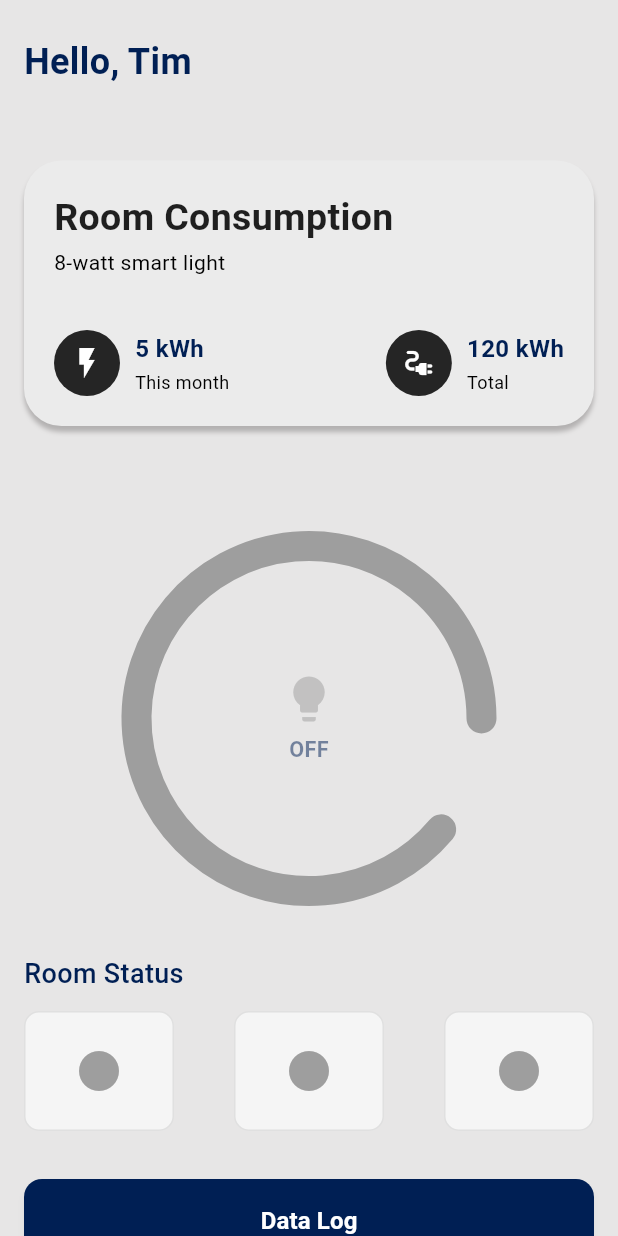
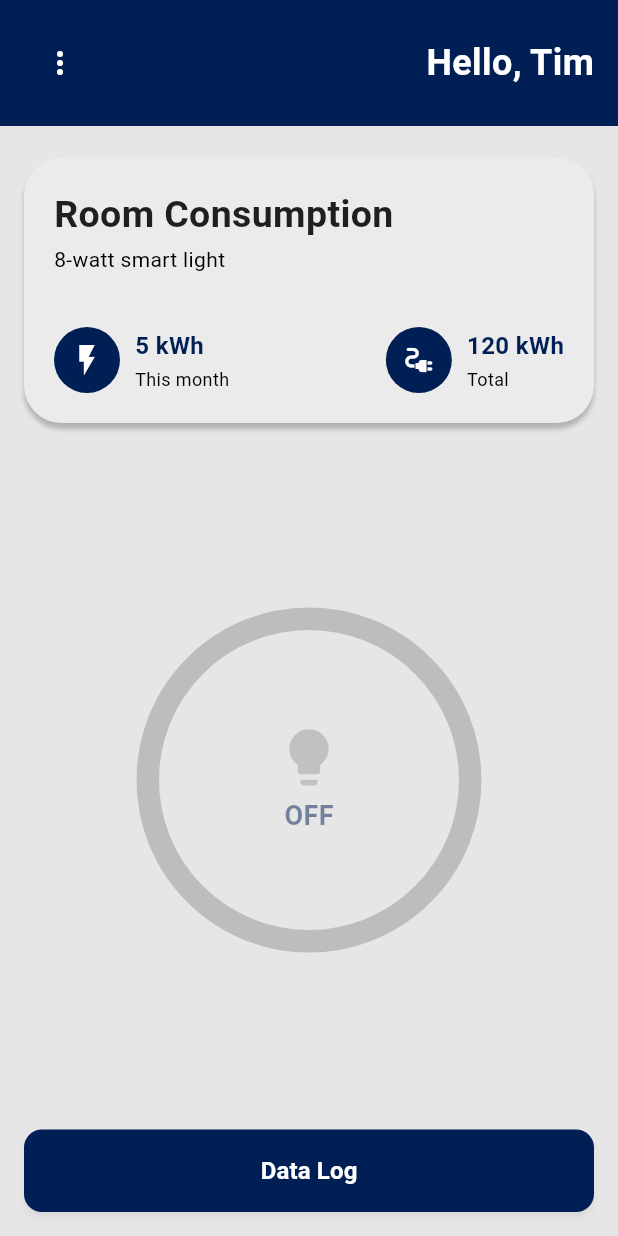
Before and after one commit to TheoAssan/sgt, a Flutter app: the HomePage screen opened directly, after a tap on "ON", on a phone screen of 412 x 824 dp. Run offline on Flutter 3.47's test engine with Material 3 defaults, Android fonts, the phone set to English and light mode, and no system bars; our stand-ins replace animated_splash_screen, icons_plus, lottie.

Commit message:
hp second commit , sidebar included

```diff
--- a/lib/home.dart
+++ b/lib/home.dart
@@ -1,5 +1,9 @@
 import 'package:flutter/material.dart';
 import 'dart:math';
+
+void main() {
+  runApp(const MaterialApp(home: HomePage()));
+}
 
 class HomePage extends StatefulWidget {
   const HomePage({Key? key}) : super(key: key);
@@ -8,76 +12,186 @@ class HomePage extends StatefulWidget {
   State<HomePage> createState() => _HomePageState();
 }
 
-class _HomePageState extends State<HomePage> with SingleTickerProviderStateMixin {
+class _HomePageState extends State<HomePage> with TickerProviderStateMixin {  // Changed to TickerProviderStateMixin
   bool lightIsOn = true;
+  bool _isSidebarOpen = false;
   late AnimationController _controller;
-  late Animation<double> _rotationAnimation;
-  double _currentAngle = 0;
+  late AnimationController _sidebarController;
+  late Animation<double> _sweepAnimation;
+  late Animation<Offset> _sidebarAnimation;
 
   @override
   void initState() {
     super.initState();
-    _controller = AnimationController(vsync: this, duration: const Duration(milliseconds: 800));
-    _rotationAnimation = AlwaysStoppedAnimation(_currentAngle);
+
+    // Initialize light toggle controller and animation
+    _controller = AnimationController(
+      vsync: this,
+      duration: const Duration(milliseconds: 700),
+    );
+    _sweepAnimation = Tween<double>(begin: 1.0, end: 1.0).animate(_controller);
+
+    // Initialize sidebar controller and animation
+    _sidebarController = AnimationController(
+      vsync: this,
+      duration: const Duration(milliseconds: 300),
+    );
+    _sidebarAnimation = Tween<Offset>(
+      begin: const Offset(-1, 0),
+      end: Offset.zero,
+    ).animate(CurvedAnimation(
+      parent: _sidebarController,
+      curve: Curves.easeInOut,
+    ));
+  }
+
+  @override
+  void dispose() {
+    _controller.dispose();
+    _sidebarController.dispose();
+    super.dispose();
   }
 
   void toggleLight() {
-  final targetAngle = lightIsOn ? _currentAngle : _currentAngle + (2 * pi); // full spin when turning ON
+    final newBegin = lightIsOn ? 1.0 : 0.0;
+    final newEnd = lightIsOn ? 0.0 : 1.0;
 
-  _rotationAnimation = Tween<double>(
-    begin: _currentAngle,
-    end: targetAngle,
-  ).animate(CurvedAnimation(parent: _controller, curve: Curves.easeInOut))
-    ..addListener(() {
+    _sweepAnimation = Tween<double>(begin: newBegin, end: newEnd).animate(
+      CurvedAnimation(parent: _controller, curve: Curves.easeInOut),
+    )..addListener(() {
         setState(() {});
-    })
-    ..addStatusListener((status) {
-      if (status == AnimationStatus.completed) {
-        _currentAngle = targetAngle;
-      }
       });
 
     _controller.forward(from: 0);
+
     setState(() {
       lightIsOn = !lightIsOn;
     });
+  }
+
+  void toggleSidebar() {
+    setState(() {
+      _isSidebarOpen = !_isSidebarOpen;
+      if (_isSidebarOpen) {
+        _sidebarController.forward();
+      } else {
+        _sidebarController.reverse();
+      }
+    });
+  }
+
+  Widget _buildSidebar() {
+    return SlideTransition(
+      position: _sidebarAnimation,
+      child: Container(
+        width: MediaQuery.of(context).size.width * 0.7,
+        color: const Color(0xFF001F54),
+        padding: const EdgeInsets.only(top: 50, left: 20),
+        child: Column(
+          crossAxisAlignment: CrossAxisAlignment.start,
+          children: [
+            const Text(
+              'Menu',
+              style: TextStyle(
+                color: Colors.white,
+                fontSize: 24,
+                fontWeight: FontWeight.bold,
+              ),
+            ),
+            const SizedBox(height: 30),
+            _buildSidebarItem(Icons.settings, 'General'),
+            _buildSidebarItem(Icons.notifications, 'Notifications'),
+            _buildSidebarItem(Icons.analytics, 'Data Log'),
+            const Spacer(),
+            _buildSidebarItem(Icons.logout, 'Log Out'),
+            const SizedBox(height: 30),
+          ],
+        ),
+      ),
+    );
+  }
+
+  Widget _buildSidebarItem(IconData icon, String title) {
+    return ListTile(
+      leading: Icon(icon, color: Colors.white),
+      title: Text(
+        title,
+        style: const TextStyle(color: Colors.white, fontSize: 18),
+      ),
+      onTap: () {
+        toggleSidebar();
+        ScaffoldMessenger.of(context).showSnackBar(
+          SnackBar(content: Text('$title pressed')),
+        );
+      },
+    );
   }
 
   @override
   Widget build(BuildContext context) {
     return Scaffold(
       backgroundColor: const Color.fromARGB(255, 231, 230, 230),
-      body: SafeArea(
-        child: SingleChildScrollView(
-          padding: const EdgeInsets.symmetric(horizontal: 16.0, vertical: 24.0),
+      body: Stack(
+        children: [
+          SafeArea(
             child: Column(
-            crossAxisAlignment: CrossAxisAlignment.start,
               children: [
-              _buildGreeting(),
-              const SizedBox(height: 24.0),
+                _buildHeader(),
+                Expanded(
+                  child: Padding(
+                    padding: const EdgeInsets.symmetric(horizontal: 16.0, vertical: 16.0),
+                    child: Column(
+                      mainAxisAlignment: MainAxisAlignment.spaceBetween,
+                      children: [
                         _buildPowerCard(),
-              const SizedBox(height: 45.0),
-              Center(child: _buildCircularToggle()),
-              const SizedBox(height: 32.0),
-              _buildRoomStatusRow(),
-              const SizedBox(height: 32.0),
+                        _buildCircularToggle(),
                         _buildDataLogButton(context),
                       ],
                     ),
                   ),
                 ),
+              ],
+            ),
+          ),
+          // Semi-transparent overlay
+          if (_isSidebarOpen)
+            GestureDetector(
+              onTap: toggleSidebar,
+              child: Container(
+                color: Colors.black54,
+                width: double.infinity,
+                height: double.infinity,
+              ),
+            ),
+          // Sidebar
+          _buildSidebar(),
+        ],
+      ),
     );
   }
 
-  Widget _buildGreeting() {
+  Widget _buildHeader() {
     return Container(
-      child: const Text(
+      width: double.infinity,
+      padding: const EdgeInsets.symmetric(horizontal: 16, vertical: 18),
+      color: const Color(0xFF001F54),
+      child: Row(
+        mainAxisAlignment: MainAxisAlignment.spaceBetween,
+        children: [
+          IconButton(
+            icon: const Icon(Icons.more_vert, color: Colors.white),
+            onPressed: toggleSidebar,
+          ),
+          const Text(
             'Hello, Tim',
             style: TextStyle(
               fontSize: 24,
               fontWeight: FontWeight.w600,
+              color: Colors.white,
             ),
-      )
+          ),
+        ],
+      ),
     );
   }
 
@@ -88,22 +202,16 @@ void toggleLight() {
         borderRadius: BorderRadius.circular(25),
         boxShadow: [
           BoxShadow(color: const Color.fromARGB(255, 179, 177, 177), blurRadius: 2, offset: const Offset(0, 4)),
-        ]
+        ],
       ),
-      margin: const EdgeInsets.symmetric(vertical: 25),
+      margin: const EdgeInsets.symmetric(vertical: 5),
       padding: const EdgeInsets.all(20),
       child: Column(
         crossAxisAlignment: CrossAxisAlignment.start,
         children: [
-          const Text(
-            'Room Consumption',
-            style: TextStyle(fontSize: 25, fontWeight: FontWeight.w600, color: Colors.black87),
-          ),
+          const Text('Room Consumption', style: TextStyle(fontSize: 25, fontWeight: FontWeight.w600, color: Colors.black87)),
           const SizedBox(height: 2),
-          const Text(
-            '8‑watt smart light',
-            style: TextStyle(fontSize: 14, color: Colors.black),
-          ),
+          const Text('8‑watt smart light', style: TextStyle(fontSize: 14, color: Colors.black)),
           const SizedBox(height: 35),
           Row(
             mainAxisAlignment: MainAxisAlignment.spaceBetween,
@@ -122,11 +230,8 @@ void toggleLight() {
       children: [
         Container(
           decoration: BoxDecoration(
-            color: const Color.fromARGB(255, 37, 37, 37),
+            color: const Color(0xFF001F54),
             borderRadius: BorderRadius.circular(90),
-            // boxShadow: [
-            //   BoxShadow(color: const Color.fromARGB(255, 28, 28, 28), blurRadius: 4, offset: const Offset(0, 2)),
-            // ],
           ),
           padding: const EdgeInsets.all(10),
           child: Icon(icon, size: 24, color: Colors.white),
@@ -145,23 +250,28 @@ void toggleLight() {
   }
 
   Widget _buildCircularToggle() {
-  const double dialSize = 250;
-  const double strokeWidth = 20;
+    const double dialSize = 230;
+    const double strokeWidth = 15;
 
     return GestureDetector(
       onTap: toggleLight,
       child: Stack(
         alignment: Alignment.center,
         children: [
-        Transform.rotate(
-          angle: _rotationAnimation.value,
-          child: CustomPaint(
+          CustomPaint(
             size: const Size(dialSize, dialSize),
             painter: RingPainter(
               strokeWidth: strokeWidth,
-              color: lightIsOn ? Colors.amber : Colors.grey,
-              gapAngle: lightIsOn ? 0 : 40, // full circle if ON, gap if OFF
+              color: Colors.grey.shade400,
+              sweepFraction: 1.0,
             ),
+          ),
+          CustomPaint(
+            size: const Size(dialSize, dialSize),
+            painter: RingPainter(
+              strokeWidth: strokeWidth,
+              color: const Color(0xFF001F54),
+              sweepFraction: _sweepAnimation.value,
             ),
           ),
           AnimatedOpacity(
@@ -175,20 +285,20 @@ void toggleLight() {
                 height: 90,
                 decoration: const BoxDecoration(
                   shape: BoxShape.circle,
-                color: Colors.transparent, // NO background glow
+                  color: Colors.transparent,
                 ),
                 child: Column(
                   mainAxisAlignment: MainAxisAlignment.center,
                   children: [
                     Icon(
                       Icons.lightbulb,
-                    size: lightIsOn ? 48 : 40,
+                      size: lightIsOn ? 55 : 50,
                       color: lightIsOn ? Colors.amber : Colors.grey,
                     ),
-                  const SizedBox(height: 6),
+                    const SizedBox(height: 4),
                     Text(
                       lightIsOn ? 'ON' : 'OFF',
-                    style: const TextStyle(fontSize: 16, fontWeight: FontWeight.bold),
+                      style: const TextStyle(fontSize: 20, fontWeight: FontWeight.bold),
                     ),
                   ],
                 ),
@@ -197,41 +307,6 @@ void toggleLight() {
           ),
         ],
       ),
-  );
-}
-
-
-  Widget _buildRoomStatusRow() {
-    return Column(
-      crossAxisAlignment: CrossAxisAlignment.start,
-      children: [
-        const Text(
-          'Room Status',
-          style: TextStyle(fontSize: 18, fontWeight: FontWeight.w500),
-        ),
-        const SizedBox(height: 12),
-        Row(
-          mainAxisAlignment: MainAxisAlignment.spaceBetween,
-          children: List.generate(3, (index) {
-            return Container(
-              width: 100,
-              height: 80,
-              decoration: BoxDecoration(
-                color: Colors.grey.shade100,
-                borderRadius: BorderRadius.circular(10),
-                border: Border.all(color: Colors.grey.shade300),
-              ),
-              child: Center(
-                child: Icon(
-                  Icons.circle,
-                  size: 32,
-                  color: Colors.grey,
-                ),
-              ),
-            );
-          }),
-        ),
-      ],
     );
   }
 
@@ -250,32 +325,26 @@ void toggleLight() {
             const SnackBar(content: Text('Data Log pressed')),
           );
         },
-        child: const Text(
-          'Data Log',
-          style: TextStyle(fontSize: 16, fontWeight: FontWeight.w600),
-        ),
+        child: const Text('Data Log', style: TextStyle(fontSize: 16, fontWeight: FontWeight.w600)),
       ),
     );
   }
 }
 
-// 🎨 Painter for the rotating ring with a gap
 class RingPainter extends CustomPainter {
   final double strokeWidth;
-  final double gapAngle; // in degrees
+  final double sweepFraction;
   final Color color;
 
   RingPainter({
     required this.strokeWidth,
-    required this.gapAngle,
+    required this.sweepFraction,
     required this.color,
   });
 
   @override
   void paint(Canvas canvas, Size size) {
-    final rect = Offset.zero & size;
-    final startAngle = gapAngle * pi / 180;
-    final sweepAngle = (360 - gapAngle) * pi / 180;
+    final sweepAngle = 2 * pi * sweepFraction;
 
     final paint = Paint()
       ..color = color
@@ -285,7 +354,7 @@ class RingPainter extends CustomPainter {
 
     canvas.drawArc(
       Rect.fromCircle(center: size.center(Offset.zero), radius: size.width / 2 - strokeWidth / 2),
-      startAngle,
+      -pi / 2,
       sweepAngle,
       false,
       paint,
--- a/lib/splash_screen.dart
+++ b/lib/splash_screen.dart
@@ -2,6 +2,7 @@ import 'package:flutter/material.dart';
 import 'package:animated_splash_screen/animated_splash_screen.dart';
 import 'package:lottie/lottie.dart';
 import 'package:sgt/login_page.dart';
+import 'package:sgt/home.dart';
 
 class SplashScreen extends StatelessWidget {
   const SplashScreen({super.key});
@@ -40,7 +41,7 @@ class SplashScreen extends StatelessWidget {
         ],
       ),
       backgroundColor: Color(0xFF001F54), // Navy blue background
-      nextScreen: const LoginPage(),
+      nextScreen: const HomePage(),
       splashIconSize: 250, // Makes room for both text + animation
       splashTransition: SplashTransition.fadeTransition,
     );
```
Lines whose indentation alone changed are shown as unchanged.
